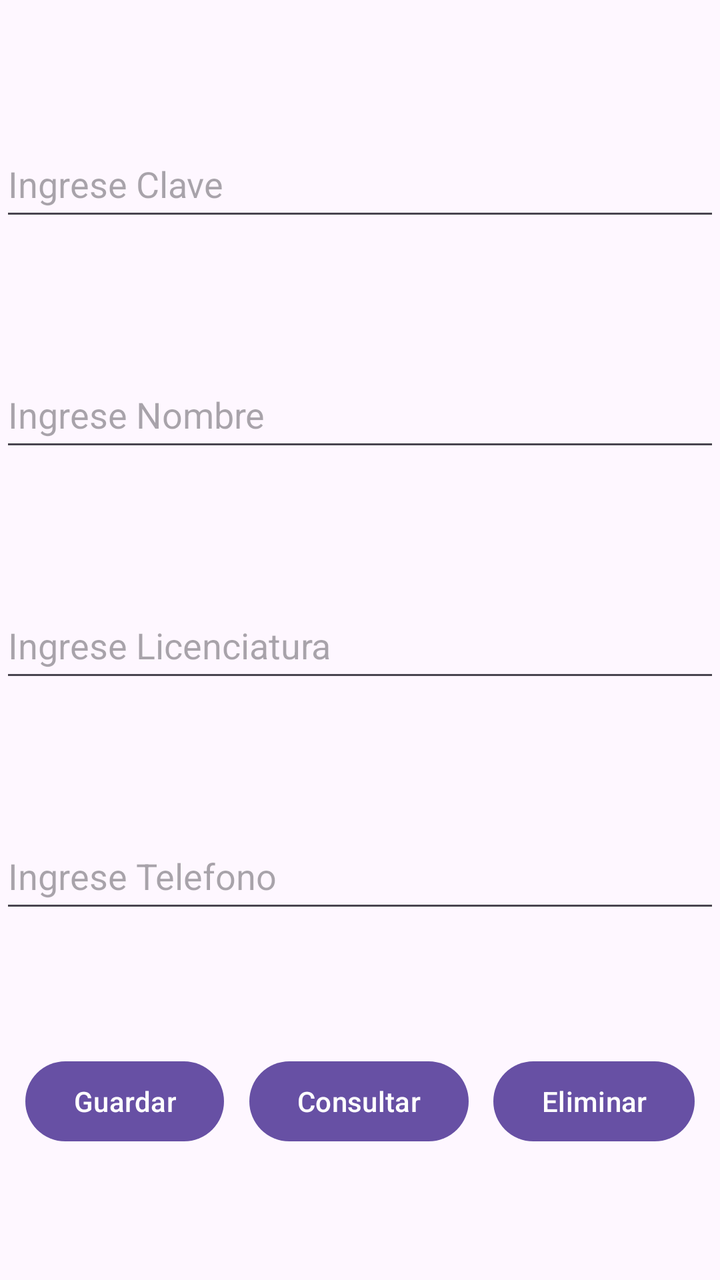
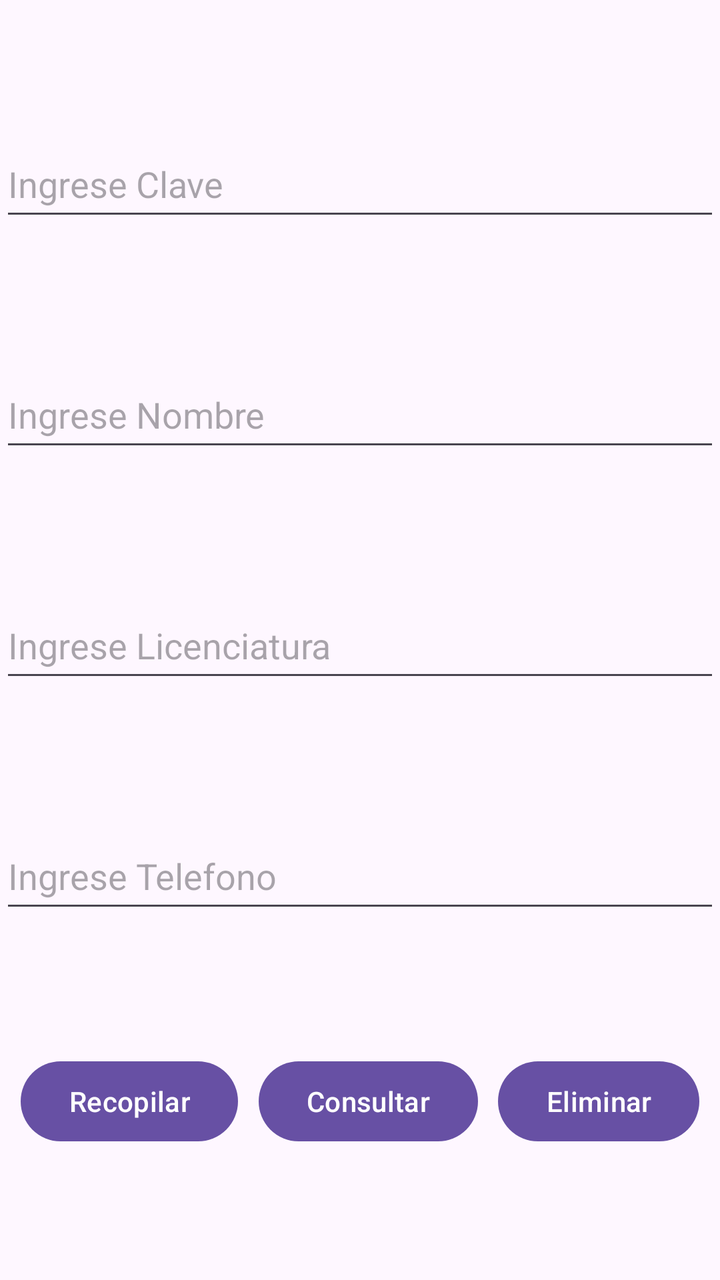

An Android layout rendered at two revisions. The XML below is the earlier revision; the diff shows what the commit changed to produce the second picture.
<!-- AndroidManifest.xml: application theme Theme.Universidad -->
<!-- res/layout/activity_main.xml -->
<?xml version="1.0" encoding="utf-8"?>
<androidx.constraintlayout.widget.ConstraintLayout
    xmlns:android="http://schemas.android.com/apk/res/android"
    xmlns:app="http://schemas.android.com/apk/res-auto"
    xmlns:tools="http://schemas.android.com/tools"
    android:id="@+id/main"
    android:layout_width="match_parent"
    android:layout_height="match_parent"
    tools:context=".MainActivity">

    <EditText
        android:id="@+id/etClave"
        android:layout_width="0dp"
        android:layout_height="50dp"
        android:hint="Ingrese Clave"
        app:layout_constraintBottom_toTopOf="@+id/etNombre"
        app:layout_constraintEnd_toEndOf="parent"
        app:layout_constraintStart_toStartOf="parent"
        app:layout_constraintTop_toTopOf="parent" />

    <EditText
        android:id="@+id/etNombre"
        android:layout_width="0dp"
        android:layout_height="50dp"
        android:hint="Ingrese Nombre"
        app:layout_constraintBottom_toTopOf="@+id/etLicenciatura"
        app:layout_constraintEnd_toEndOf="parent"
        app:layout_constraintStart_toStartOf="parent"
        app:layout_constraintTop_toBottomOf="@+id/etClave" />

    <EditText
        android:id="@+id/etLicenciatura"
        android:layout_width="0dp"
        android:layout_height="50dp"
        android:hint="Ingrese Licenciatura"
        app:layout_constraintBottom_toTopOf="@+id/etTelefono"
        app:layout_constraintEnd_toEndOf="parent"
        app:layout_constraintStart_toStartOf="parent"
        app:layout_constraintTop_toBottomOf="@+id/etNombre" />

    <EditText
        android:id="@+id/etTelefono"
        android:layout_width="0dp"
        android:layout_height="50dp"
        android:hint="Ingrese Telefono"
        app:layout_constraintBottom_toTopOf="@+id/btnGuardar"
        app:layout_constraintEnd_toEndOf="parent"
        app:layout_constraintStart_toStartOf="parent"
        app:layout_constraintTop_toBottomOf="@+id/etLicenciatura" />

    <Button
        android:id="@+id/btnGuardar"
        android:layout_width="wrap_content"
        android:layout_height="wrap_content"
        android:text="Guardar"
        app:layout_constraintBottom_toBottomOf="parent"
        app:layout_constraintEnd_toStartOf="@+id/btnConsultar"
        app:layout_constraintStart_toStartOf="parent"
        app:layout_constraintTop_toBottomOf="@+id/etTelefono" />

    <Button
        android:id="@+id/btnConsultar"
        android:layout_width="wrap_content"
        android:layout_height="wrap_content"
        android:text="Consultar"
        app:layout_constraintBottom_toBottomOf="parent"
        app:layout_constraintEnd_toStartOf="@+id/btnEliminar"
        app:layout_constraintStart_toEndOf="@+id/btnGuardar"
        app:layout_constraintTop_toBottomOf="@+id/etTelefono" />

    <Button
        android:id="@+id/btnEliminar"
        android:layout_width="wrap_content"
        android:layout_height="wrap_content"
        android:text="Eliminar"
        app:layout_constraintBottom_toBottomOf="parent"
        app:layout_constraintEnd_toEndOf="parent"
        app:layout_constraintStart_toEndOf="@+id/btnConsultar"
        app:layout_constraintTop_toBottomOf="@+id/etTelefono" />

</androidx.constraintlayout.widget.ConstraintLayout>
<!-- resources referenced by this layout -->
<resources>
  <style name="Theme.Universidad" parent="Base.Theme.Universidad" />
  <style name="Base.Theme.Universidad" parent="Theme.Material3.DayNight.NoActionBar">
          
          
      </style>
</resources>

<!-- the commit's change to res/layout/activity_main.xml (unified diff, before → after) -->
@@ -52,7 +52,7 @@
         android:id="@+id/btnGuardar"
         android:layout_width="wrap_content"
         android:layout_height="wrap_content"
-        android:text="Guardar"
+        android:text="Recopilar"
         app:layout_constraintBottom_toBottomOf="parent"
         app:layout_constraintEnd_toStartOf="@+id/btnConsultar"
         app:layout_constraintStart_toStartOf="parent"
